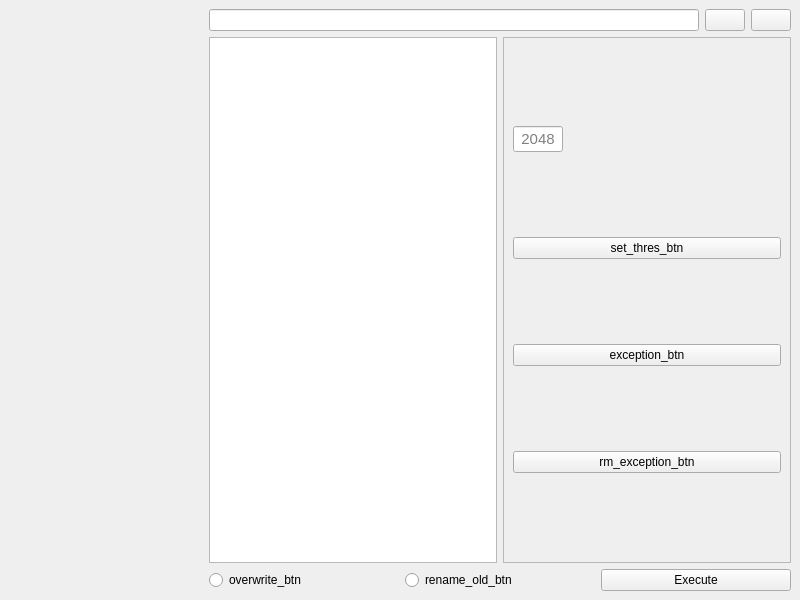
Above: texScaler.ui from neilforest7/TextureScaler before the change. Below: the same form after it.
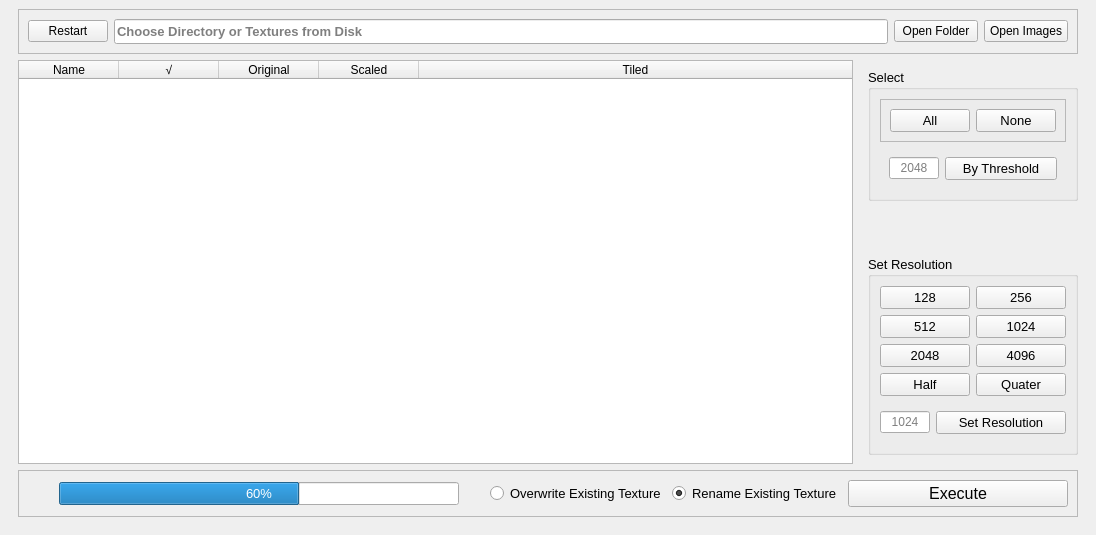
That is the form after the change. Icons and pictures are not drawn.

Commit message: texture scaler

What changed in the file:
```diff
--- a/texScaler.ui
+++ b/texScaler.ui
@@ -6,10 +6,22 @@
    <rect>
     <x>0</x>
     <y>0</y>
-    <width>800</width>
-    <height>600</height>
+    <width>1096</width>
+    <height>535</height>
    </rect>
   </property>
+  <property name="minimumSize">
+   <size>
+    <width>1000</width>
+    <height>0</height>
+   </size>
+  </property>
+  <property name="font">
+   <font>
+    <pointsize>10</pointsize>
+    <stylestrategy>PreferAntialias</stylestrategy>
+   </font>
+  </property>
   <property name="windowTitle">
    <string>MainWindow</string>
   </property>
@@ -17,7 +29,7 @@
    <string>NoFrame</string>
   </property>
   <widget class="QWidget" name="centralwidget">
-   <layout class="QHBoxLayout" name="horizontalLayout">
+   <layout class="QVBoxLayout" name="verticalLayout_4">
     <property name="spacing">
      <number>0</number>
     </property>
@@ -34,22 +46,16 @@
      <number>0</number>
     </property>
     <item>
-     <widget class="QFrame" name="frame"/>
-    </item>
+     <widget class="QFrame" name="frame">
+      <layout class="QHBoxLayout" name="horizontalLayout_7">
     <item>
      <widget class="QFrame" name="frame_2">
-      <property name="maximumSize">
-       <size>
-        <width>600</width>
-        <height>16777215</height>
-       </size>
-      </property>
       <layout class="QVBoxLayout" name="verticalLayout">
        <property name="leftMargin">
         <number>9</number>
        </property>
        <property name="topMargin">
-        <number>9</number>
+           <number>0</number>
        </property>
        <property name="rightMargin">
         <number>9</number>
@@ -59,26 +65,84 @@
        </property>
        <item>
         <widget class="QFrame" name="frame_3">
+            <property name="font">
+             <font>
+              <pointsize>9</pointsize>
+              <stylestrategy>PreferAntialias</stylestrategy>
+             </font>
+            </property>
+            <property name="frameShape">
+             <enum>QFrame::StyledPanel</enum>
+            </property>
+            <property name="frameShadow">
+             <enum>QFrame::Sunken</enum>
+            </property>
          <layout class="QHBoxLayout" name="horizontalLayout_2">
           <property name="leftMargin">
-           <number>0</number>
+              <number>9</number>
           </property>
           <property name="topMargin">
-           <number>0</number>
-          </property>
-          <property name="rightMargin">
-           <number>0</number>
-          </property>
-          <property name="bottomMargin">
-           <number>0</number>
-          </property>
+              <number>9</number>
+             </property>
+             <item>
+              <widget class="QPushButton" name="restart_btn">
+               <property name="minimumSize">
+                <size>
+                 <width>50</width>
+                 <height>0</height>
+                </size>
+               </property>
+               <property name="text">
+                <string>Restart</string>
+               </property>
+               <property name="icon">
+                <iconset resource="icons.qrc">
+                 <normaloff>:/icon_ant/icons/ant-svg/reload 30.svg</normaloff>:/icon_ant/icons/ant-svg/reload 30.svg</iconset>
+               </property>
+              </widget>
+             </item>
           <item>
-           <widget class="QLineEdit" name="path_label"/>
+              <widget class="QLineEdit" name="path_label">
+               <property name="minimumSize">
+                <size>
+                 <width>0</width>
+                 <height>25</height>
+                </size>
+               </property>
+               <property name="maximumSize">
+                <size>
+                 <width>16777215</width>
+                 <height>25</height>
+                </size>
+               </property>
+               <property name="font">
+                <font>
+                 <pointsize>10</pointsize>
+                 <bold>true</bold>
+                 <stylestrategy>PreferAntialias</stylestrategy>
+                </font>
+               </property>
+               <property name="dragEnabled">
+                <bool>true</bool>
+               </property>
+               <property name="readOnly">
+                <bool>true</bool>
+               </property>
+               <property name="placeholderText">
+                <string>Choose Directory or Textures from Disk</string>
+               </property>
+              </widget>
           </item>
           <item>
            <widget class="QPushButton" name="open_path_btn">
+               <property name="minimumSize">
+                <size>
+                 <width>84</width>
+                 <height>0</height>
+                </size>
+               </property>
             <property name="text">
-             <string/>
+                <string>Open Folder</string>
             </property>
             <property name="icon">
              <iconset resource="icons.qrc">
@@ -87,15 +151,21 @@
             <property name="iconSize">
              <size>
               <width>60</width>
-              <height>30</height>
+                 <height>20</height>
              </size>
             </property>
            </widget>
           </item>
           <item>
            <widget class="QPushButton" name="open_file_btn">
+               <property name="minimumSize">
+                <size>
+                 <width>84</width>
+                 <height>0</height>
+                </size>
+               </property>
             <property name="text">
-             <string/>
+                <string>Open Images</string>
             </property>
             <property name="icon">
              <iconset resource="icons.qrc">
@@ -104,7 +174,7 @@
             <property name="iconSize">
              <size>
               <width>60</width>
-              <height>30</height>
+                 <height>20</height>
              </size>
             </property>
            </widget>
@@ -129,17 +199,193 @@
           </property>
           <item>
            <widget class="QTableWidget" name="tableWidget">
+               <property name="sizePolicy">
+                <sizepolicy hsizetype="Expanding" vsizetype="Expanding">
+                 <horstretch>0</horstretch>
+                 <verstretch>0</verstretch>
+                </sizepolicy>
+               </property>
+               <property name="minimumSize">
+                <size>
+                 <width>550</width>
+                 <height>0</height>
+                </size>
+               </property>
+               <property name="maximumSize">
+                <size>
+                 <width>1000</width>
+                 <height>16777215</height>
+                </size>
+               </property>
+               <property name="font">
+                <font>
+                 <pointsize>9</pointsize>
+                 <stylestrategy>PreferAntialias</stylestrategy>
+                 <kerning>true</kerning>
+                </font>
+               </property>
+               <property name="styleSheet">
+                <string notr="true">selection-background-color: rgb(204, 232, 255);</string>
+               </property>
+               <property name="editTriggers">
+                <set>QAbstractItemView::NoEditTriggers</set>
+               </property>
+               <property name="showDropIndicator" stdset="0">
+                <bool>false</bool>
+               </property>
+               <property name="dragEnabled">
+                <bool>false</bool>
+               </property>
+               <property name="alternatingRowColors">
+                <bool>true</bool>
+               </property>
+               <property name="selectionBehavior">
+                <enum>QAbstractItemView::SelectRows</enum>
+               </property>
+               <property name="verticalScrollMode">
+                <enum>QAbstractItemView::ScrollPerPixel</enum>
+               </property>
+               <property name="horizontalScrollMode">
+                <enum>QAbstractItemView::ScrollPerPixel</enum>
+               </property>
+               <property name="gridStyle">
+                <enum>Qt::DashLine</enum>
+               </property>
             <property name="sortingEnabled">
+                <bool>false</bool>
+               </property>
+               <property name="wordWrap">
+                <bool>false</bool>
+               </property>
+               <attribute name="horizontalHeaderCascadingSectionResizes">
              <bool>true</bool>
-            </property>
+               </attribute>
+               <attribute name="horizontalHeaderStretchLastSection">
+                <bool>true</bool>
+               </attribute>
+               <attribute name="verticalHeaderVisible">
+                <bool>true</bool>
+               </attribute>
+               <attribute name="verticalHeaderCascadingSectionResizes">
+                <bool>true</bool>
+               </attribute>
+               <column>
+                <property name="text">
+                 <string>Name</string>
+                </property>
+                <property name="font">
+                 <font/>
+                </property>
+                <property name="textAlignment">
+                 <set>AlignCenter</set>
+                </property>
+               </column>
+               <column>
+                <property name="text">
+                 <string>√</string>
+                </property>
+                <property name="font">
+                 <font/>
+                </property>
+                <property name="textAlignment">
+                 <set>AlignCenter</set>
+                </property>
+               </column>
+               <column>
+                <property name="text">
+                 <string>Original</string>
+                </property>
+                <property name="font">
+                 <font/>
+                </property>
+                <property name="textAlignment">
+                 <set>AlignCenter</set>
+                </property>
+                <property name="background">
+                 <color alpha="120">
+                  <red>116</red>
+                  <green>151</green>
+                  <blue>156</blue>
+                 </color>
+                </property>
+               </column>
+               <column>
+                <property name="text">
+                 <string>Scaled</string>
+                </property>
+                <property name="font">
+                 <font/>
+                </property>
+                <property name="textAlignment">
+                 <set>AlignCenter</set>
+                </property>
+               </column>
+               <column>
+                <property name="text">
+                 <string>Tiled</string>
+                </property>
+                <property name="font">
+                 <font/>
+                </property>
+                <property name="textAlignment">
+                 <set>AlignCenter</set>
+                </property>
+               </column>
            </widget>
           </item>
           <item>
            <widget class="QFrame" name="frame_6">
-            <property name="frameShape">
-             <enum>QFrame::StyledPanel</enum>
+               <property name="sizePolicy">
+                <sizepolicy hsizetype="Fixed" vsizetype="Preferred">
+                 <horstretch>0</horstretch>
+                 <verstretch>0</verstretch>
+                </sizepolicy>
             </property>
             <layout class="QVBoxLayout" name="verticalLayout_2">
+                <property name="rightMargin">
+                 <number>0</number>
+                </property>
+                <item>
+                 <widget class="QGroupBox" name="groupBox">
+                  <property name="title">
+                   <string>Select</string>
+                  </property>
+                  <layout class="QVBoxLayout" name="verticalLayout_5">
+                   <item>
+                    <widget class="QFrame" name="frame_9">
+                     <property name="frameShape">
+                      <enum>QFrame::StyledPanel</enum>
+                     </property>
+                     <property name="frameShadow">
+                      <enum>QFrame::Raised</enum>
+                     </property>
+                     <layout class="QHBoxLayout" name="horizontalLayout">
+                      <item>
+                       <widget class="QPushButton" name="select_all_btn">
+                        <property name="text">
+                         <string>All</string>
+                        </property>
+                       </widget>
+                      </item>
+                      <item>
+                       <widget class="QPushButton" name="select_none_btn">
+                        <property name="text">
+                         <string>None</string>
+                        </property>
+                       </widget>
+                      </item>
+                     </layout>
+                    </widget>
+                   </item>
+                   <item>
+                    <widget class="QFrame" name="frame_7">
+                     <property name="sizePolicy">
+                      <sizepolicy hsizetype="Preferred" vsizetype="Preferred">
+                       <horstretch>0</horstretch>
+                       <verstretch>0</verstretch>
+                      </sizepolicy>
+                     </property>
+                     <layout class="QHBoxLayout" name="horizontalLayout_5">
              <item>
               <widget class="QLineEdit" name="size_thres_entry">
                <property name="sizePolicy">
@@ -162,8 +408,7 @@
                </property>
                <property name="font">
                 <font>
-                 <family>Arial</family>
-                 <pointsize>11</pointsize>
+                          <pointsize>9</pointsize>
                  <stylestrategy>PreferAntialias</stylestrategy>
                 </font>
                </property>
@@ -187,22 +432,161 @@
              <item>
               <widget class="QPushButton" name="set_thres_btn">
                <property name="text">
-                <string>set_thres_btn</string>
+                         <string>By Threshold</string>
                </property>
               </widget>
              </item>
+                     </layout>
+                    </widget>
+                   </item>
+                  </layout>
+                 </widget>
+                </item>
              <item>
-              <widget class="QPushButton" name="exception_btn">
+                 <spacer name="verticalSpacer">
+                  <property name="orientation">
+                   <enum>Qt::Vertical</enum>
+                  </property>
+                  <property name="sizeHint" stdset="0">
+                   <size>
+                    <width>20</width>
+                    <height>40</height>
+                   </size>
+                  </property>
+                 </spacer>
+                </item>
+                <item>
+                 <widget class="QGroupBox" name="set_res_group">
+                  <property name="title">
+                   <string>Set Resolution</string>
+                  </property>
+                  <layout class="QVBoxLayout" name="verticalLayout_3">
+                   <item>
+                    <layout class="QGridLayout" name="gridLayout">
+                     <item row="1" column="0">
+                      <widget class="QPushButton" name="res_512_btn">
                <property name="text">
-                <string>exception_btn</string>
+                        <string>512</string>
                </property>
               </widget>
              </item>
+                     <item row="1" column="1">
+                      <widget class="QPushButton" name="res_1024_btn">
+                       <property name="text">
+                        <string>1024</string>
+                       </property>
+                      </widget>
+                     </item>
+                     <item row="3" column="1">
+                      <widget class="QPushButton" name="res_quater_btn">
+                       <property name="text">
+                        <string>Quater</string>
+                       </property>
+                      </widget>
+                     </item>
+                     <item row="2" column="0">
+                      <widget class="QPushButton" name="res_2048_btn">
+                       <property name="text">
+                        <string>2048</string>
+                       </property>
+                      </widget>
+                     </item>
+                     <item row="2" column="1">
+                      <widget class="QPushButton" name="res_4096_btn">
+                       <property name="text">
+                        <string>4096</string>
+                       </property>
+                      </widget>
+                     </item>
+                     <item row="3" column="0">
+                      <widget class="QPushButton" name="res_half_btn">
+                       <property name="text">
+                        <string>Half</string>
+                       </property>
+                      </widget>
+                     </item>
+                     <item row="0" column="0">
+                      <widget class="QPushButton" name="res_128_btn">
+                       <property name="text">
+                        <string>128</string>
+                       </property>
+                      </widget>
+                     </item>
+                     <item row="0" column="1">
+                      <widget class="QPushButton" name="res_256_btn">
+                       <property name="text">
+                        <string>256</string>
+                       </property>
+                      </widget>
+                     </item>
+                    </layout>
+                   </item>
              <item>
-              <widget class="QPushButton" name="rm_exception_btn">
+                    <widget class="QFrame" name="frame_8">
+                     <property name="sizePolicy">
+                      <sizepolicy hsizetype="Preferred" vsizetype="Maximum">
+                       <horstretch>0</horstretch>
+                       <verstretch>0</verstretch>
+                      </sizepolicy>
+                     </property>
+                     <layout class="QHBoxLayout" name="horizontalLayout_6">
+                      <property name="leftMargin">
+                       <number>0</number>
+                      </property>
+                      <property name="rightMargin">
+                       <number>0</number>
+                      </property>
+                      <item>
+                       <widget class="QLineEdit" name="size_res_entry">
+                        <property name="sizePolicy">
+                         <sizepolicy hsizetype="Fixed" vsizetype="Fixed">
+                          <horstretch>0</horstretch>
+                          <verstretch>0</verstretch>
+                         </sizepolicy>
+                        </property>
+                        <property name="minimumSize">
+                         <size>
+                          <width>40</width>
+                          <height>0</height>
+                         </size>
+                        </property>
+                        <property name="maximumSize">
+                         <size>
+                          <width>50</width>
+                          <height>16777215</height>
+                         </size>
+                        </property>
+                        <property name="font">
+                         <font>
+                          <pointsize>9</pointsize>
+                          <stylestrategy>PreferAntialias</stylestrategy>
+                         </font>
+                        </property>
+                        <property name="maxLength">
+                         <number>5</number>
+                        </property>
+                        <property name="alignment">
+                         <set>Qt::AlignCenter</set>
+                        </property>
+                        <property name="placeholderText">
+                         <string>1024</string>
+                        </property>
+                        <property name="clearButtonEnabled">
+                         <bool>false</bool>
+                        </property>
+                       </widget>
+                      </item>
+                      <item>
+                       <widget class="QPushButton" name="set_res_btn">
                <property name="text">
-                <string>rm_exception_btn</string>
-               </property>
+                         <string>Set Resolution</string>
+                        </property>
+                       </widget>
+                      </item>
+                     </layout>
+                    </widget>
+                   </item>
+                  </layout>
               </widget>
              </item>
             </layout>
@@ -213,6 +597,12 @@
        </item>
        <item>
         <widget class="QFrame" name="frame_5">
+            <property name="frameShape">
+             <enum>QFrame::StyledPanel</enum>
+            </property>
+            <property name="frameShadow">
+             <enum>QFrame::Sunken</enum>
+            </property>
          <layout class="QHBoxLayout" name="horizontalLayout_4">
           <property name="leftMargin">
            <number>0</number>
@@ -227,24 +617,112 @@
            <number>0</number>
           </property>
           <item>
+              <spacer name="horizontalSpacer_2">
+               <property name="orientation">
+                <enum>Qt::Horizontal</enum>
+               </property>
+               <property name="sizeHint" stdset="0">
+                <size>
+                 <width>40</width>
+                 <height>20</height>
+                </size>
+               </property>
+              </spacer>
+             </item>
+             <item>
+              <widget class="QProgressBar" name="progressBar">
+               <property name="minimumSize">
+                <size>
+                 <width>400</width>
+                 <height>0</height>
+                </size>
+               </property>
+               <property name="value">
+                <number>60</number>
+               </property>
+               <property name="alignment">
+                <set>Qt::AlignCenter</set>
+               </property>
+               <property name="textVisible">
+                <bool>true</bool>
+               </property>
+              </widget>
+             </item>
+             <item>
+              <spacer name="horizontalSpacer">
+               <property name="orientation">
+                <enum>Qt::Horizontal</enum>
+               </property>
+               <property name="sizeType">
+                <enum>QSizePolicy::Expanding</enum>
+               </property>
+               <property name="sizeHint" stdset="0">
+                <size>
+                 <width>0</width>
+                 <height>0</height>
+                </size>
+               </property>
+              </spacer>
+             </item>
+             <item>
+              <widget class="QFrame" name="frame_10">
+               <property name="frameShape">
+                <enum>QFrame::NoFrame</enum>
+               </property>
+               <property name="frameShadow">
+                <enum>QFrame::Plain</enum>
+               </property>
+               <layout class="QHBoxLayout" name="horizontalLayout_8">
+                <item>
            <widget class="QRadioButton" name="overwrite_btn">
             <property name="text">
-             <string>overwrite_btn</string>
+                   <string>Overwrite Existing Texture</string>
             </property>
            </widget>
           </item>
           <item>
            <widget class="QRadioButton" name="rename_old_btn">
             <property name="text">
-             <string>rename_old_btn</string>
+                   <string>Rename Existing Texture</string>
+                  </property>
+                  <property name="checked">
+                   <bool>true</bool>
             </property>
            </widget>
           </item>
           <item>
            <widget class="QPushButton" name="execute_btn">
+                  <property name="minimumSize">
+                   <size>
+                    <width>220</width>
+                    <height>0</height>
+                   </size>
+                  </property>
+                  <property name="font">
+                   <font>
+                    <pointsize>12</pointsize>
+                    <stylestrategy>PreferAntialias</stylestrategy>
+                   </font>
+                  </property>
             <property name="text">
              <string>Execute</string>
             </property>
+                  <property name="icon">
+                   <iconset resource="icons.qrc">
+                    <normaloff>:/icon_ant/icons/ant-svg/shrink 213.svg</normaloff>:/icon_ant/icons/ant-svg/shrink 213.svg</iconset>
+                  </property>
+                  <property name="iconSize">
+                   <size>
+                    <width>60</width>
+                    <height>20</height>
+                   </size>
+                  </property>
+                 </widget>
+                </item>
+               </layout>
+              </widget>
+             </item>
+            </layout>
            </widget>
           </item>
          </layout>
```
Left out of the diff: 2 changed lines with no effect on the pictures. Lines whose indentation alone changed are shown as unchanged. The commit also changes 567 other files.
